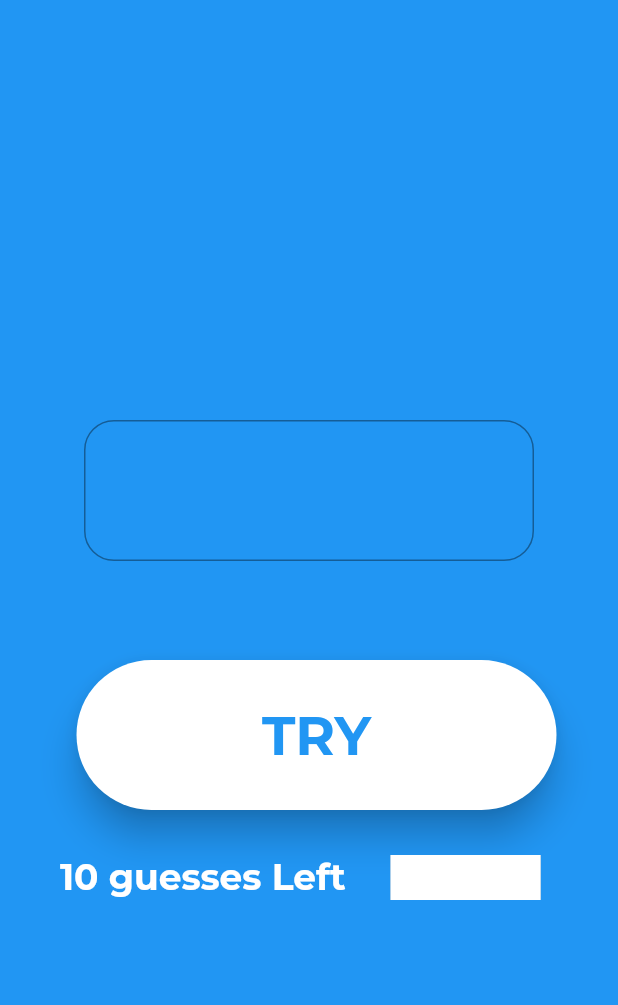
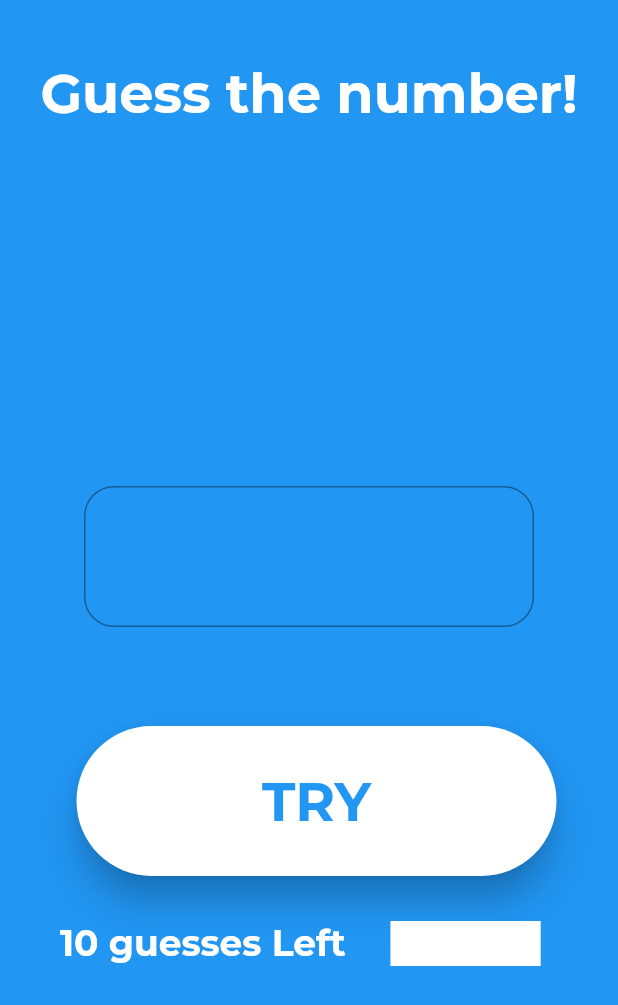
Before and after one commit to sivaram16/GuessIT, a Flutter app: the screen it shows after launch, on a phone screen of 412 x 824 dp. Shown: the top 1005 px of the screen. Run offline on Flutter 3.47's test engine with Material 2 defaults, Android fonts, the phone set to English and light mode, and no system bars; drawn by our look-alikes of percent_indicator.

Commit message:
code reduced

```diff
--- a/lib/welcome.dart
+++ b/lib/welcome.dart
@@ -24,7 +24,12 @@ class welcomestate extends State<welcome> {
           child: Column(
             children: <Widget>[
               Padding(
-                padding: EdgeInsets.fromLTRB(50, 70, 50, 0),
+                padding: EdgeInsets.only(top: 40),
+                child: Text("Guess the number!",
+                    style: TextStyle(color: Colors.white, fontSize: 36)),
+              ),
+              Padding(
+                padding: EdgeInsets.fromLTRB(50, 30, 50, 0),
                 child: operation(),
               ),
               Padding(
```
